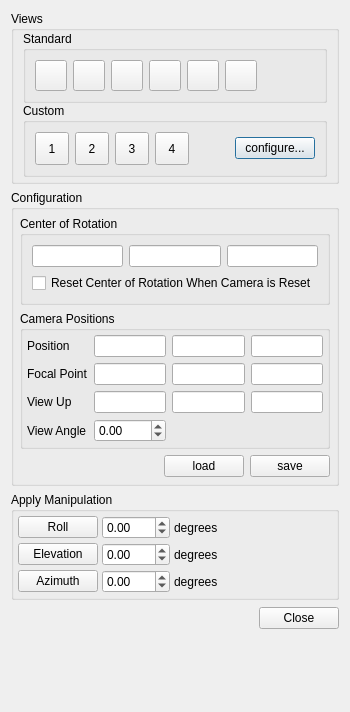
This is Qt/Components/Resources/UI/pqCameraDialog.ui in Kitware/ParaView as Qt 5 draws it before an edit. The edited form follows.
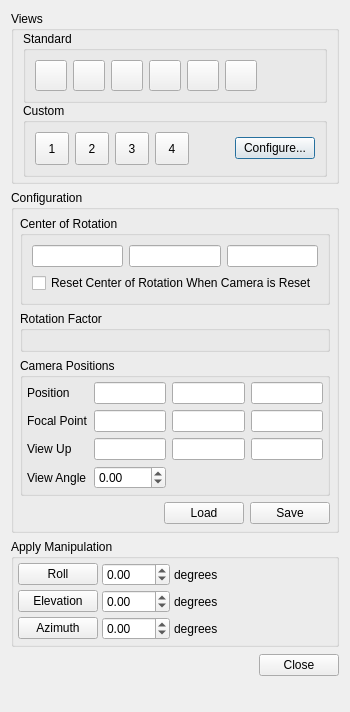
This is the edited form. Icons and pictures are not drawn. Custom widgets are drawn as their Qt base class.

Commit message:
Add a rotation factor to improve 3D manipulation of long objects
A "RotationFactor" property is added to the interactor style and the
Adjust Camera dialog box in the UI.

```diff
--- a/Qt/Components/Resources/UI/pqCameraDialog.ui
+++ b/Qt/Components/Resources/UI/pqCameraDialog.ui
@@ -305,7 +305,7 @@
             <string>Configure custom view buttons.</string>
            </property>
            <property name="text">
-            <string>configure...</string>
+            <string>Configure...</string>
            </property>
           </widget>
          </item>
@@ -358,6 +358,28 @@
         </layout>
        </widget>
       </item>
+      <item>
+       <widget class="QGroupBox" name="RotationFactorGroup">
+        <property name="title">
+         <string>Rotation Factor</string>
+        </property>
+        <property name="flat">
+         <bool>true</bool>
+        </property>
+        <layout class="QGridLayout">
+         <item row="0" column="0">
+          <widget class="pqDoubleRangeWidget" name="rotationFactor" native="true">
+           <property name="StrictRange" stdset="1">
+            <bool>true</bool>
+           </property>
+           <property name="toolTip">
+            <string>Define the rotation speed factor.</string>
+           </property>
+          </widget>
+         </item>
+        </layout>
+       </widget>
+      </item>
       <item>
        <widget class="QGroupBox" name="positionsGroup">
         <property name="title">
@@ -462,7 +484,7 @@
            <string>Load camera properties.</string>
           </property>
           <property name="text">
-           <string>load</string>
+           <string>Load</string>
           </property>
          </widget>
         </item>
@@ -472,7 +494,7 @@
            <string>Save camera properties.</string>
           </property>
           <property name="text">
-           <string>save</string>
+           <string>Save</string>
           </property>
          </widget>
         </item>
@@ -686,6 +708,12 @@
    <header>pqCollapsedGroup.h</header>
    <container>1</container>
   </customwidget>
+  <customwidget>
+   <class>pqDoubleRangeWidget</class>
+   <extends>QWidget</extends>
+   <header>pqDoubleRangeWidget.h</header>
+   <container>1</container>
+  </customwidget>
  </customwidgets>
  <tabstops>
   <tabstop>closeButton</tabstop>
```
The commit also changes 14 other files.
